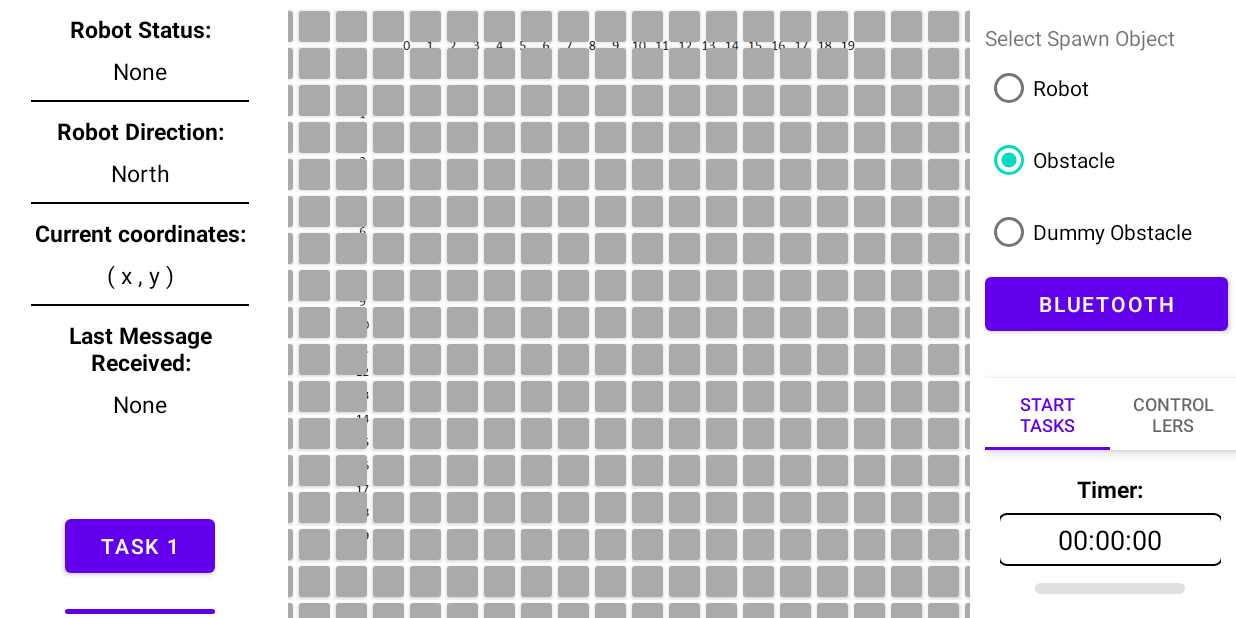
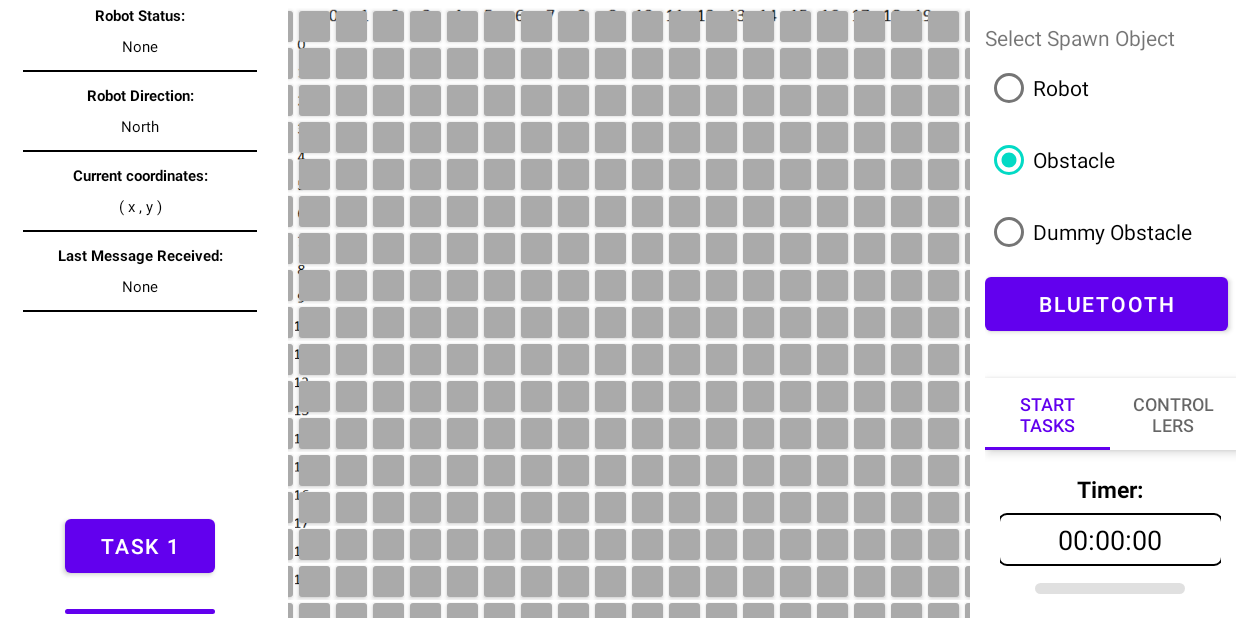
Before and after one commit to vintageyj/CE-CZ-3004-MDP-GRP42, an Android app: the screen it shows after launch (TaskActivity), on a phone screen of 824 x 412 dp (held sideways). Run offline under Robolectric (Android 15) with nearby library versions, the phone set to English and light mode, and no system bars; our stand-ins replace navigation-ui.

Commit message:
Updated Status Window

```diff
--- a/Android/MDPController/app/src/main/java/ntu/mdp/grp42/fragment/ArenaFragment.java
+++ b/Android/MDPController/app/src/main/java/ntu/mdp/grp42/fragment/ArenaFragment.java
@@ -57,7 +57,8 @@ public class ArenaFragment extends Fragment implements View.OnClickListener {
 
     // Arena Configs
     public static int[][] arenaCoord = new int[20][20];
-    int x, y, btnHeight, btnWidth;
+    int btnHeight, btnWidth;
+    int x, y;
     boolean arenaDrawn = false;
     HashMap<Integer, Obstacle> obstacleList = new HashMap<>();
     HashMap<Integer, Obstacle> dummyObstacleList = new HashMap<>();
@@ -391,8 +392,10 @@ public class ArenaFragment extends Fragment implements View.OnClickListener {
 
 
         ArenaCell arenaCell = arenaTable.findViewById(cellID);
-        if (direction >= UP && direction <= LEFT)
+        if (direction >= UP && direction <= LEFT) {
             arenaCell.setText(String.valueOf(obstacleID));
+            arenaCell.setTextSize(10);
+        }
         else
             arenaCell.setText(" ");
         arenaCell.obstacleID = obstacleID;
@@ -437,7 +440,7 @@ public class ArenaFragment extends Fragment implements View.OnClickListener {
             }
             return true;
         });
-
+        leftStatusFragment.initResultTable(obstacleList.size());
     }
 
     private class ArenaCellDragListener implements View.OnDragListener {
@@ -519,15 +522,19 @@ public class ArenaFragment extends Fragment implements View.OnClickListener {
 
         obstacleList.remove(obstacleID);
         arenaCell.setText("");
+        arenaCell.setTextSize(15);
         arenaCell.obstacleID = -1;
         arenaCell.setBackground(arenaCellBG);
+
+        leftStatusFragment.initResultTable(obstacleList.size());
     }
 
     public void updateCellImage(int cellID, int imageID) {
         Log.d(ARENA_FRAGMENT_TAG, "Cell ID: " + cellID + " Image ID: " + imageID);
         ArenaCell arenaCell = arenaTable.findViewById(cellID);
-        arenaCell.setText(" ");
-        arenaCell.setBackground(ResourcesCompat.getDrawable(getResources(), arenaCell.getImageID(imageID), null));
+        arenaCell.setTextSize(15);
+        arenaCell.setText(String.valueOf(imageID));
+//        arenaCell.setBackground(ResourcesCompat.getDrawable(getResources(), arenaCell.getImageID(imageID), null));
     }
 
     public void highlightAdjacentCells(ArenaCell arenaCell) {
--- a/Android/MDPController/app/src/main/java/ntu/mdp/grp42/fragment/LeftFragment.java
+++ b/Android/MDPController/app/src/main/java/ntu/mdp/grp42/fragment/LeftFragment.java
@@ -1,20 +1,34 @@
 package ntu.mdp.grp42.fragment;
 
+import android.graphics.Color;
+import android.graphics.drawable.Drawable;
 import android.os.Bundle;
 
+import androidx.appcompat.content.res.AppCompatResources;
 import androidx.fragment.app.Fragment;
 
+import android.util.TypedValue;
+import android.view.Gravity;
 import android.view.LayoutInflater;
 import android.view.View;
 import android.view.ViewGroup;
+import android.widget.TableLayout;
+import android.widget.TableRow;
 import android.widget.TextView;
+import android.widget.Toast;
+
+import java.util.ArrayList;
 
 import ntu.mdp.grp42.R;
+import ntu.mdp.grp42.arena.ArenaCell;
 import ntu.mdp.grp42.bluetooth.Constants;
 
 public class LeftFragment extends Fragment implements Constants {
     private TextView robotStatus, robotDirection, robotCoordinates, debugWindow;
     private int x, y;
+    private TableLayout resultTable;
+    private boolean resultTableDrawn = false;
+    private int[] resultList = new int[8];
 
     public LeftFragment() {
         // Required empty public constructor
@@ -38,6 +52,35 @@ public class LeftFragment extends Fragment implements Constants {
         robotDirection = view.findViewById(R.id.robotDirection);
         robotCoordinates = view.findViewById(R.id.robotCoordinates);
         debugWindow = view.findViewById(R.id.debugWindow);
+        resultTable = view.findViewById(R.id.resultTable);
+
+        resultTable.getViewTreeObserver().addOnPreDrawListener( () -> {
+            if (!resultTableDrawn) {
+                initResultTable(0);
+                resultTableDrawn = true;
+            }
+            return true;
+        });
+    }
+
+    public void initResultTable(int obstacleNum) {
+        resultTable.removeAllViews();
+        int btnSize = (int) TypedValue.applyDimension(TypedValue.COMPLEX_UNIT_DIP, 25, getResources().getDisplayMetrics());
+        Drawable cellBG = AppCompatResources.getDrawable(this.requireContext(), R.drawable.cell_background);
+
+        TableRow row = new TableRow(this.getContext());
+        row.setHorizontalGravity(Gravity.CENTER_HORIZONTAL);
+        for (int x = 0; x < obstacleNum; x++) {
+            ArenaCell arenaCell = new ArenaCell(this.getContext(), x, 0);
+            arenaCell.setId(View.generateViewId());
+            arenaCell.setPadding(1,1,1,1);
+            arenaCell.setBackground(cellBG);
+            arenaCell.setLayoutParams(new TableRow.LayoutParams(btnSize, btnSize));
+            arenaCell.setTextColor(Color.rgb(255, 255, 255));
+            resultList[x] = arenaCell.getId();
+            row.addView(arenaCell);
+        }
+        resultTable.addView(row);
     }
 
     public void setRobotStatus(String robotStatus) {
--- a/Android/MDPController/app/src/main/res/drawable/east_facing_obstacle.xml
+++ b/Android/MDPController/app/src/main/res/drawable/east_facing_obstacle.xml
@@ -3,6 +3,7 @@
     <item>
         <shape android:shape="rectangle">
             <solid android:color="@color/yellow" />
+            <corners android:radius="2dp"/>
         </shape>
     </item>
     <item android:right="3dp">
--- a/Android/MDPController/app/src/main/res/drawable/north_facing_obstacle.xml
+++ b/Android/MDPController/app/src/main/res/drawable/north_facing_obstacle.xml
@@ -3,6 +3,7 @@
     <item>
         <shape android:shape="rectangle">
             <solid android:color="@color/yellow" />
+            <corners android:radius="2dp"/>
         </shape>
     </item>
     <item android:top="3dp">
--- a/Android/MDPController/app/src/main/res/drawable/south_facing_obstacle.xml
+++ b/Android/MDPController/app/src/main/res/drawable/south_facing_obstacle.xml
@@ -3,9 +3,10 @@
     <item>
         <shape android:shape="rectangle">
             <solid android:color="@color/yellow" />
+            <corners android:radius="2dp"/>
         </shape>
     </item>
-    <item android:bottom="3dp">
+    <item android:bottom="5dp">
         <shape android:shape="rectangle">
             <solid android:color="@color/black" />
             <corners android:radius="2dp"/>
--- a/Android/MDPController/app/src/main/res/drawable/west_facing_obstacle.xml
+++ b/Android/MDPController/app/src/main/res/drawable/west_facing_obstacle.xml
@@ -3,6 +3,7 @@
     <item>
         <shape android:shape="rectangle">
             <solid android:color="@color/yellow" />
+            <corners android:radius="2dp"/>
         </shape>
     </item>
     <item android:left="3dp">
--- a/Android/MDPController/app/src/main/res/layout/fragment_arena.xml
+++ b/Android/MDPController/app/src/main/res/layout/fragment_arena.xml
@@ -6,23 +6,43 @@
     android:layout_height="match_parent"
     tools:context=".fragment.ArenaFragment">
 
+<!--    <ImageView-->
+<!--    android:id="@+id/x_axis"-->
+<!--    android:layout_width="match_parent"-->
+<!--    android:layout_height="50dp"-->
+<!--    android:layout_alignTop="@+id/arenaTable"-->
+<!--    android:layout_marginLeft="75dp"-->
+<!--    android:layout_marginRight="75dp"-->
+<!--    app:srcCompat="@drawable/x_axis"/>-->
+
+<!--    <ImageView-->
+<!--        android:id="@+id/y_axis"-->
+<!--        android:layout_width="50dp"-->
+<!--        android:layout_height="match_parent"-->
+<!--        android:layout_alignLeft="@+id/arenaTable"-->
+<!--        android:layout_marginLeft="25dp"-->
+<!--        android:layout_marginTop="50dp"-->
+<!--        android:layout_marginBottom="50dp"-->
+<!--        app:srcCompat="@drawable/y_axis"/>-->
+
     <ImageView
-    android:id="@+id/x_axis"
-    android:layout_width="match_parent"
-    android:layout_height="50dp"
-    android:layout_alignTop="@+id/arenaTable"
-    android:layout_marginLeft="75dp"
-    android:layout_marginRight="75dp"
-    app:srcCompat="@drawable/x_axis"/>
+        android:id="@+id/x_axis"
+        android:layout_width="match_parent"
+        android:layout_height="50dp"
+        android:layout_alignTop="@+id/arenaTable"
+        android:layout_marginTop="-20dp"
+        android:layout_marginLeft="25dp"
+        android:layout_marginRight="23dp"
+        app:srcCompat="@drawable/x_axis"/>
 
     <ImageView
         android:id="@+id/y_axis"
         android:layout_width="50dp"
         android:layout_height="match_parent"
         android:layout_alignLeft="@+id/arenaTable"
-        android:layout_marginLeft="25dp"
-        android:layout_marginTop="50dp"
-        android:layout_marginBottom="50dp"
+        android:layout_marginLeft="-15dp"
+        android:layout_marginTop="18dp"
+        android:layout_marginBottom="20dp"
         app:srcCompat="@drawable/y_axis"/>
 
 <!--    <ImageView-->
--- a/Android/MDPController/app/src/main/res/layout/fragment_left.xml
+++ b/Android/MDPController/app/src/main/res/layout/fragment_left.xml
@@ -8,10 +8,6 @@
     <LinearLayout
         android:layout_width="match_parent"
         android:layout_height="match_parent"
-        android:layout_marginStart="5dp"
-        android:layout_marginTop="5dp"
-        android:layout_marginEnd="5dp"
-        android:layout_marginBottom="5dp"
         android:orientation="vertical">
 
         <!-- Robot Status -->
@@ -22,7 +18,7 @@
             android:text="Robot Status:"
             android:textAlignment="center"
             android:textColor="@color/black"
-            android:textSize="15dp"
+            android:textSize="10dp"
             android:textStyle="bold" />
 
         <TextView
@@ -33,7 +29,7 @@
             android:text="None"
             android:textAlignment="center"
             android:textColor="@color/black"
-            android:textSize="15dp" />
+            android:textSize="10dp" />
 
         <View
             android:layout_width="match_parent"
@@ -49,7 +45,7 @@
             android:text="Robot Direction:"
             android:textAlignment="center"
             android:textColor="@color/black"
-            android:textSize="15dp"
+            android:textSize="10dp"
             android:textStyle="bold" />
 
         <TextView
@@ -60,7 +56,7 @@
             android:text="North"
             android:textAlignment="center"
             android:textColor="@color/black"
-            android:textSize="15dp" />
+            android:textSize="10dp" />
 
 
         <View
@@ -77,7 +73,7 @@
             android:text="Current coordinates:"
             android:textAlignment="center"
             android:textColor="@color/black"
-            android:textSize="15dp"
+            android:textSize="10dp"
             android:textStyle="bold" />
 
         <TextView
@@ -88,7 +84,7 @@
             android:text="( x , y )"
             android:textAlignment="center"
             android:textColor="@color/black"
-            android:textSize="15dp" />
+            android:textSize="10dp" />
 
         <View
             android:layout_width="match_parent"
@@ -104,7 +100,7 @@
             android:text="Last Message Received:"
             android:textAlignment="center"
             android:textColor="@color/black"
-            android:textSize="15dp"
+            android:textSize="10dp"
             android:textStyle="bold" />
 
         <TextView
@@ -115,7 +111,7 @@
             android:text="None"
             android:textAlignment="center"
             android:textColor="@color/black"
-            android:textSize="15dp" />
+            android:textSize="10dp" />
 
         <View
             android:layout_width="match_parent"
@@ -123,5 +119,10 @@
             android:layout_margin="5dp"
             android:background="@color/black" />
 
+        <TableLayout
+            android:id="@+id/resultTable"
+            android:layout_width="match_parent"
+            android:layout_height="wrap_content"/>
+
     </LinearLayout>
 </RelativeLayout>
```
